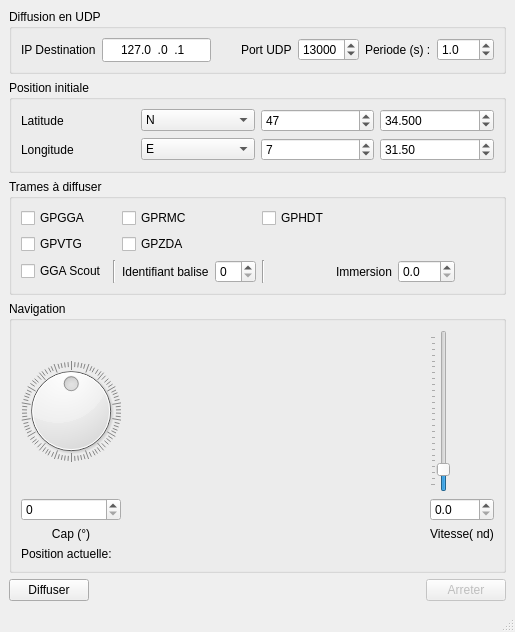
First picture: the form in mainwindow.ui, repository MaximeGeay/SimuNav, before the edit.
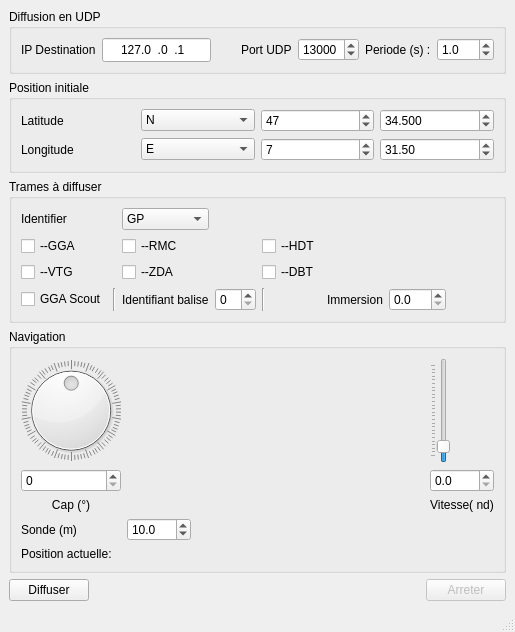
Second picture: the form after the edit.

Commit message: SimuNav 0.9 -Ajout de la trame DBT -Ajout de la possibilité de changer d'identifiant : GP, IN, SD

What changed in the file:
```diff
--- a/mainwindow.ui
+++ b/mainwindow.ui
@@ -112,7 +112,21 @@
        <string>Navigation</string>
       </property>
       <layout class="QGridLayout" name="gridLayout_3">
-       <item row="0" column="0">
+       <item row="5" column="0">
+        <widget class="QLabel" name="label_7">
+         <property name="text">
+          <string>Sonde (m)</string>
+         </property>
+        </widget>
+       </item>
+       <item row="3" column="0">
+        <widget class="QSpinBox" name="sp_Cap">
+         <property name="maximum">
+          <number>359</number>
+         </property>
+        </widget>
+       </item>
+       <item row="1" column="0">
         <widget class="QDial" name="dial_cap">
          <property name="maximum">
           <number>359</number>
@@ -140,7 +154,53 @@
          </property>
         </widget>
        </item>
-       <item row="0" column="2">
+       <item row="3" column="3">
+        <widget class="QDoubleSpinBox" name="sp_Speed">
+         <property name="decimals">
+          <number>1</number>
+         </property>
+         <property name="maximum">
+          <double>50.000000000000000</double>
+         </property>
+         <property name="singleStep">
+          <double>0.100000000000000</double>
+         </property>
+         <property name="value">
+          <double>0.000000000000000</double>
+         </property>
+        </widget>
+       </item>
+       <item row="4" column="3">
+        <widget class="QLabel" name="label_6">
+         <property name="text">
+          <string>Vitesse( nd)</string>
+         </property>
+         <property name="alignment">
+          <set>Qt::AlignCenter</set>
+         </property>
+        </widget>
+       </item>
+       <item row="6" column="0" colspan="4">
+        <widget class="QLabel" name="l_PosCourante">
+         <property name="text">
+          <string>Position actuelle:</string>
+         </property>
+        </widget>
+       </item>
+       <item row="3" column="2">
+        <spacer name="horizontalSpacer_3">
+         <property name="orientation">
+          <enum>Qt::Horizontal</enum>
+         </property>
+         <property name="sizeHint" stdset="0">
+          <size>
+           <width>219</width>
+           <height>20</height>
+          </size>
+         </property>
+        </spacer>
+       </item>
+       <item row="1" column="3">
         <widget class="QSlider" name="slid_Speed">
          <property name="maximum">
           <number>500</number>
@@ -165,43 +225,7 @@
          </property>
         </widget>
        </item>
-       <item row="1" column="0">
-        <widget class="QSpinBox" name="sp_Cap">
-         <property name="maximum">
-          <number>359</number>
-         </property>
-        </widget>
-       </item>
-       <item row="1" column="1">
-        <spacer name="horizontalSpacer_3">
-         <property name="orientation">
-          <enum>Qt::Horizontal</enum>
-         </property>
-         <property name="sizeHint" stdset="0">
-          <size>
-           <width>219</width>
-           <height>20</height>
-          </size>
-         </property>
-        </spacer>
-       </item>
-       <item row="1" column="2">
-        <widget class="QDoubleSpinBox" name="sp_Speed">
-         <property name="decimals">
-          <number>1</number>
-         </property>
-         <property name="maximum">
-          <double>50.000000000000000</double>
-         </property>
-         <property name="singleStep">
-          <double>0.100000000000000</double>
-         </property>
-         <property name="value">
-          <double>0.000000000000000</double>
-         </property>
-        </widget>
-       </item>
-       <item row="2" column="0">
+       <item row="4" column="0">
         <widget class="QLabel" name="label_5">
          <property name="text">
           <string>Cap (°)</string>
@@ -211,20 +235,16 @@
          </property>
         </widget>
        </item>
-       <item row="2" column="2">
-        <widget class="QLabel" name="label_6">
-         <property name="text">
-          <string>Vitesse( nd)</string>
+       <item row="5" column="1">
+        <widget class="QDoubleSpinBox" name="sp_Sonde">
+         <property name="decimals">
+          <number>1</number>
          </property>
-         <property name="alignment">
-          <set>Qt::AlignCenter</set>
+         <property name="maximum">
+          <double>9999.000000000000000</double>
          </property>
-        </widget>
-       </item>
-       <item row="3" column="0" colspan="3">
-        <widget class="QLabel" name="l_PosCourante">
-         <property name="text">
-          <string>Position actuelle:</string>
+         <property name="value">
+          <double>10.000000000000000</double>
          </property>
         </widget>
        </item>
@@ -267,38 +287,48 @@
        <string>Trames à diffuser</string>
       </property>
       <layout class="QGridLayout" name="gridLayout_4">
-       <item row="0" column="2" colspan="2">
-        <widget class="QCheckBox" name="cb_RMC">
-         <property name="text">
-          <string>GPRMC</string>
-         </property>
-        </widget>
-       </item>
-       <item row="2" column="3">
-        <widget class="QSpinBox" name="sp_NBalise"/>
-       </item>
        <item row="1" column="2" colspan="2">
-        <widget class="QCheckBox" name="cb_ZDA">
+        <widget class="QCheckBox" name="cb_RMC">
          <property name="text">
-          <string>GPZDA</string>
+          <string>--RMC</string>
          </property>
         </widget>
        </item>
-       <item row="2" column="4">
-        <widget class="Line" name="line">
+       <item row="1" column="0">
+        <widget class="QCheckBox" name="cb_GGA">
+         <property name="text">
+          <string>--GGA</string>
+         </property>
+        </widget>
+       </item>
+       <item row="3" column="7">
+        <spacer name="horizontalSpacer_4">
+         <property name="orientation">
+          <enum>Qt::Horizontal</enum>
+         </property>
+         <property name="sizeHint" stdset="0">
+          <size>
+           <width>40</width>
+           <height>20</height>
+          </size>
+         </property>
+        </spacer>
+       </item>
+       <item row="3" column="1">
+        <widget class="Line" name="line_2">
          <property name="orientation">
           <enum>Qt::Vertical</enum>
          </property>
         </widget>
        </item>
-       <item row="2" column="5">
+       <item row="3" column="5">
         <widget class="QLabel" name="label_10">
          <property name="text">
           <string>Immersion</string>
          </property>
         </widget>
        </item>
-       <item row="2" column="6">
+       <item row="3" column="6">
         <widget class="QDoubleSpinBox" name="sp_Immersion">
          <property name="decimals">
           <number>1</number>
@@ -311,58 +341,81 @@
          </property>
         </widget>
        </item>
-       <item row="2" column="0">
+       <item row="3" column="0">
         <widget class="QCheckBox" name="cb_Scout">
          <property name="text">
           <string>GGA Scout</string>
          </property>
         </widget>
        </item>
-       <item row="0" column="0">
-        <widget class="QCheckBox" name="cb_GGA">
+       <item row="3" column="4">
+        <widget class="Line" name="line">
+         <property name="orientation">
+          <enum>Qt::Vertical</enum>
+         </property>
+        </widget>
+       </item>
+       <item row="1" column="4">
+        <widget class="QCheckBox" name="cb_HDT">
          <property name="text">
-          <string>GPGGA</string>
+          <string>--HDT</string>
          </property>
         </widget>
        </item>
-       <item row="2" column="2">
+       <item row="2" column="2" colspan="2">
+        <widget class="QCheckBox" name="cb_ZDA">
+         <property name="text">
+          <string>--ZDA</string>
+         </property>
+        </widget>
+       </item>
+       <item row="3" column="2">
         <widget class="QLabel" name="label_9">
          <property name="text">
           <string>Identifiant balise</string>
          </property>
         </widget>
        </item>
-       <item row="2" column="1">
-        <widget class="Line" name="line_2">
-         <property name="orientation">
-          <enum>Qt::Vertical</enum>
-         </property>
-        </widget>
+       <item row="3" column="3">
+        <widget class="QSpinBox" name="sp_NBalise"/>
        </item>
-       <item row="1" column="0">
+       <item row="2" column="0">
         <widget class="QCheckBox" name="cb_VTG">
          <property name="text">
-          <string>GPVTG</string>
+          <string>--VTG</string>
          </property>
         </widget>
        </item>
-       <item row="2" column="7">
-        <spacer name="horizontalSpacer_4">
-         <property name="orientation">
-          <enum>Qt::Horizontal</enum>
+       <item row="2" column="4">
+        <widget class="QCheckBox" name="cb_DBT">
+         <property name="text">
+          <string>--DBT</string>
          </property>
-         <property name="sizeHint" stdset="0">
-          <size>
-           <width>40</width>
-           <height>20</height>
-          </size>
-         </property>
-        </spacer>
+        </widget>
        </item>
-       <item row="0" column="4">
-        <widget class="QCheckBox" name="cb_HDT">
+       <item row="0" column="2">
+        <widget class="QComboBox" name="cb_identifier">
+         <item>
+          <property name="text">
+           <string>GP</string>
+          </property>
+         </item>
+         <item>
+          <property name="text">
+           <string>IN</string>
+          </property>
+         </item>
+         <item>
+          <property name="text">
+           <string>SD</string>
+          </property>
+         </item>
+        </widget>
+       </item>
+       <item row="0" column="0">
+        <widget class="QLabel" name="label_11">
          <property name="text">
-          <string>GPHDT</string>
+          <string>Identifier</string>
          </property>
         </widget>
        </item>
```
Left out of the diff: 76 changed lines with no effect on the pictures. The commit also changes 2 other files.
